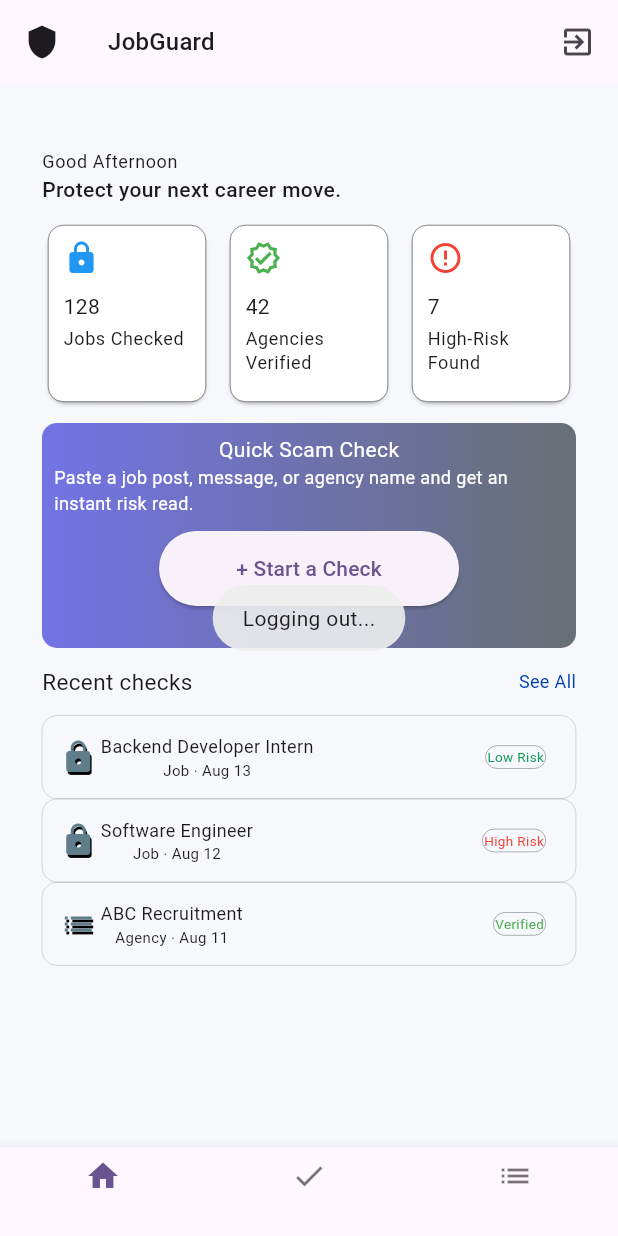
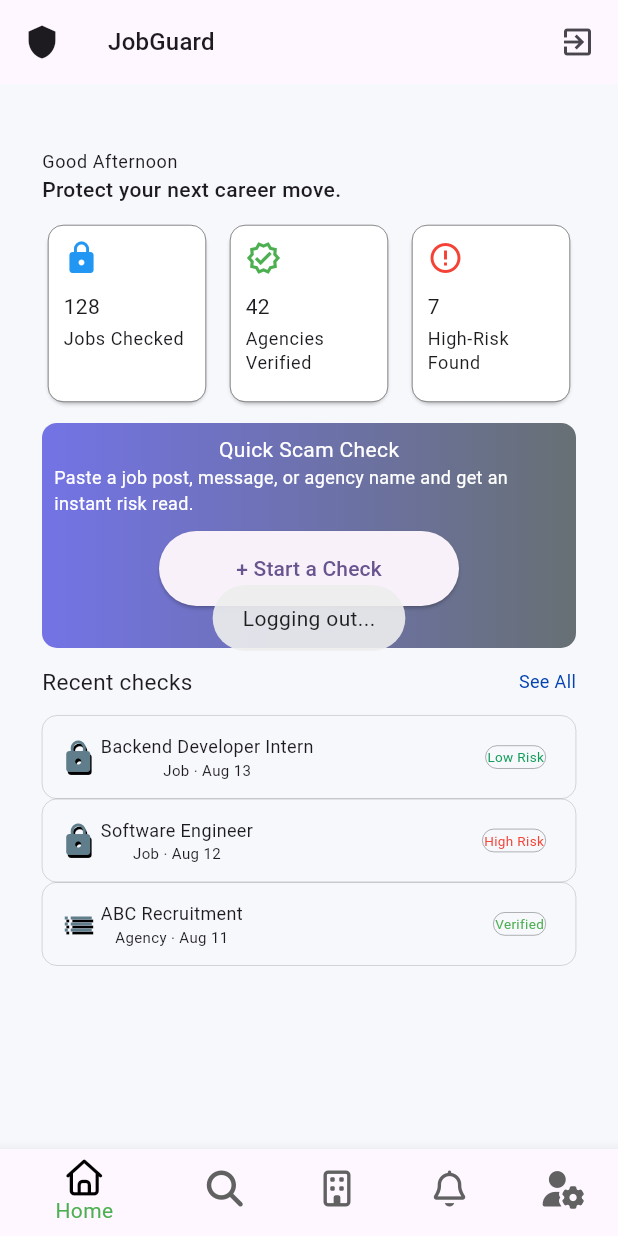
Before and after one commit to Sangam208/foreign-emp-scam-checker, a Flutter app: the HomePage screen opened directly, after a tap on the "exit to app" icon, on a phone screen of 412 x 824 dp. Run offline on Flutter 3.47's test engine with Material 3 defaults, Android fonts, the phone set to English and light mode, and no system bars; our stand-ins replace dio, flutter_bloc, flutter_dotenv, flutter_secure_storage, fluttertoast, font_awesome_flutter and 3 more; accounts and stored records are empty.

Commit message:
enhance: refine bottom nav bar items

```diff
--- a/lib/features/checker/presentation/pages/home_page.dart
+++ b/lib/features/checker/presentation/pages/home_page.dart
@@ -1,5 +1,6 @@
 import 'package:flutter/material.dart';
 import 'package:flutter_bloc/flutter_bloc.dart';
+import 'package:font_awesome_flutter/font_awesome_flutter.dart';
 import 'package:foreign_emp_scam_checker/core/cubit/app_user_cubit.dart';
 import 'package:foreign_emp_scam_checker/core/utils/show_toast.dart';
 import 'package:foreign_emp_scam_checker/features/auth/presentation/bloc/auth_bloc.dart';
@@ -14,6 +15,12 @@ class HomePage extends StatefulWidget {
 }
 
 class _HomePageState extends State<HomePage> {
+  int _selectedIndex = 0;
+
+  void _onItemTapped(int index) => setState(() {
+    _selectedIndex = index;
+  });
+
   @override
   Widget build(BuildContext context) {
     return Scaffold(
@@ -200,11 +207,37 @@ class _HomePageState extends State<HomePage> {
         ),
 
         child: BottomNavigationBar(
+          currentIndex: _selectedIndex,
+          selectedItemColor: Colors.green.shade500,
+          unselectedItemColor: Colors.grey.shade700,
+          showSelectedLabels: true,
+          selectedLabelStyle: TextStyle(color: Colors.green.shade500),
+          unselectedLabelStyle: TextStyle(color: Colors.grey.shade700),
           items: [
-            BottomNavigationBarItem(icon: Icon(Icons.home), label: ''),
-            BottomNavigationBarItem(icon: Icon(Icons.check), label: ''),
-            BottomNavigationBarItem(icon: Icon(Icons.list), label: ''),
+            BottomNavigationBarItem(
+              icon: FaIcon(FontAwesomeIcons.house, color: Colors.black),
+              label: 'Home',
+            ),
+            BottomNavigationBarItem(
+              icon: FaIcon(
+                FontAwesomeIcons.magnifyingGlass,
+              ),
+              label: 'Check',
+            ),
+            BottomNavigationBarItem(
+              icon: FaIcon(FontAwesomeIcons.building),
+              label: 'Agency',
+            ),
+            BottomNavigationBarItem(
+              icon: FaIcon(FontAwesomeIcons.bell),
+              label: 'Alerts',
+            ),
+            BottomNavigationBarItem(
+              icon: FaIcon(FontAwesomeIcons.userGear),
+              label: 'Profile',
+            ),
           ],
+          onTap: _onItemTapped,
         ),
       ),
     );
```
